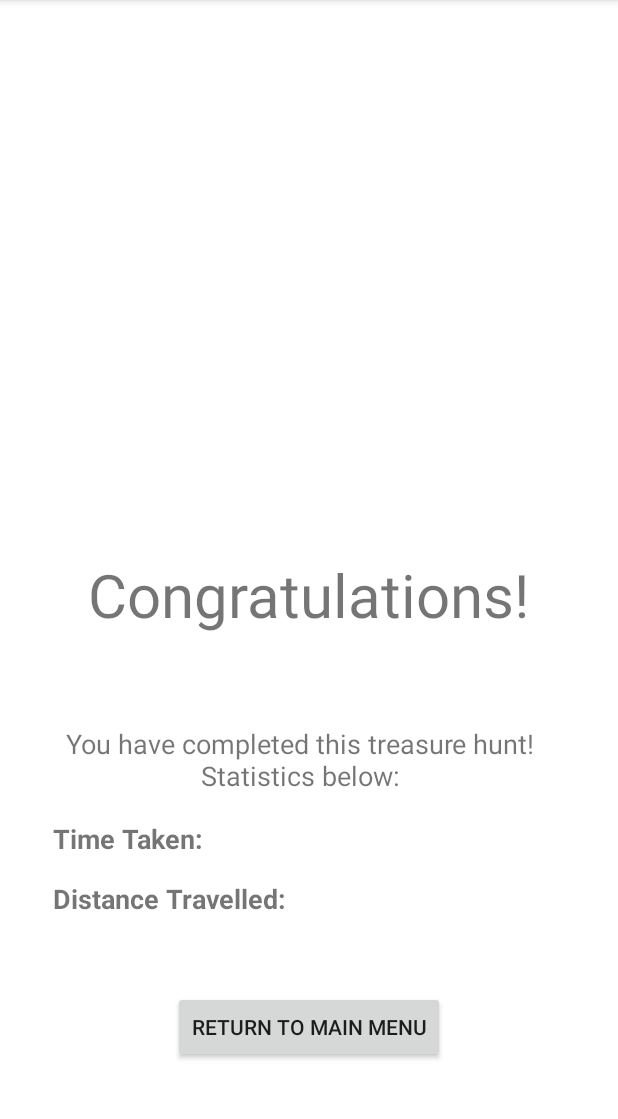
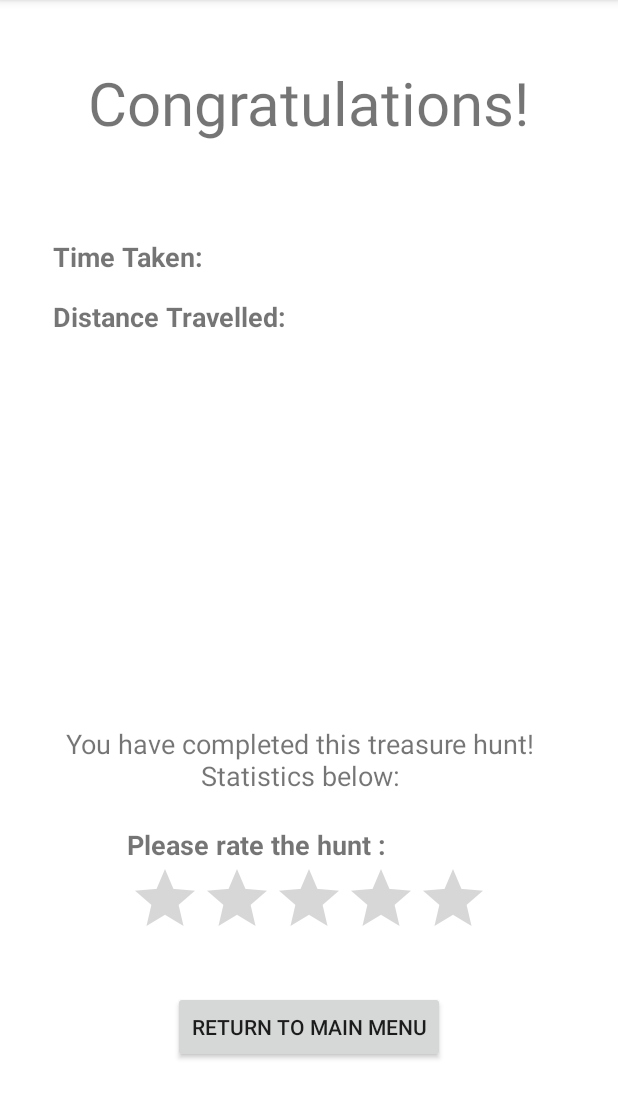
Before and after one commit to aidanbiggs/HuntGather, an Android app: the FinishFragment screen opened directly, with no data from a screen before it, on a phone screen of 412 x 824 dp, the part 84-1203 px from its top. Run offline under Robolectric (Android 15) with nearby library versions, the phone set to English and light mode, and no system bars.

Commit message:
Updated to include star ratings for treasure hunts. Now need to add hunt explorer to be able to search and join hunts based on rating

```diff
--- a/app/build.gradle
+++ b/app/build.gradle
@@ -7,6 +7,7 @@ android {
         applicationId "ccom.example.android.huntgather"
         minSdkVersion 16
         targetSdkVersion 26
+        multiDexEnabled true
         versionCode 1
         versionName "1.0"
         testInstrumentationRunner "android.support.test.runner.AndroidJUnitRunner"
@@ -32,4 +33,6 @@ dependencies {
     //Google play services
     compile 'com.google.android.gms:play-services:11.4.0'
     compile 'com.android.support:mediarouter-v7:26.1.0'
+
+    compile 'com.android.support:multidex:1.0.3'
 }
--- a/app/src/main/java/com/example/android/huntgather/JoinHuntMap.java
+++ b/app/src/main/java/com/example/android/huntgather/JoinHuntMap.java
@@ -145,7 +145,8 @@ public class JoinHuntMap extends AppCompatActivity implements OnMapReadyCallback
         } else {
             passedHuntCode= (String) savedInstanceState.getSerializable("userHuntCode");
         }
-
+        Log.v("passedHuntCode V" , passedHuntCode);
+        setPassedHuntCode(passedHuntCode);
         Log.v("Testing V" , allQs.toString());
 
         nav_view.setNavigationItemSelectedListener(new NavigationView.OnNavigationItemSelectedListener() {
@@ -158,16 +159,16 @@ public class JoinHuntMap extends AppCompatActivity implements OnMapReadyCallback
 
                 if(id == R.id.nav_item_create){
 
-                    Toast.makeText(JoinHuntMap.this, "Create Hunt Selected", Toast.LENGTH_SHORT).show();
+                    //Toast.makeText(JoinHuntMap.this, "Create Hunt Selected", Toast.LENGTH_SHORT).show();
                     mDrawerLayout.closeDrawers();
                     navBarFragment = new CreateHuntFragment();
                 }else if(id == R.id.nav_item_join){
-                    Toast.makeText(JoinHuntMap.this, "Join Hunt Selected", Toast.LENGTH_SHORT).show();
+                    //Toast.makeText(JoinHuntMap.this, "Join Hunt Selected", Toast.LENGTH_SHORT).show();
 
                 }else if(id == R.id.nav_item_friends) {
-                    Toast.makeText(JoinHuntMap.this, "Friends Selected", Toast.LENGTH_SHORT).show();
+                    //Toast.makeText(JoinHuntMap.this, "Friends Selected", Toast.LENGTH_SHORT).show();
                 }else if(id == R.id.nav_item_settings) {
-                    Toast.makeText(JoinHuntMap.this, "Settings Selected", Toast.LENGTH_SHORT).show();
+                    //Toast.makeText(JoinHuntMap.this, "Settings Selected", Toast.LENGTH_SHORT).show();
                 }
 
 
@@ -356,7 +357,18 @@ public class JoinHuntMap extends AppCompatActivity implements OnMapReadyCallback
     protected void onActivityResult(int requestCode, int resultCode, Intent data) {
         super.onActivityResult(requestCode, resultCode, data);
     }
+    public void setPassedHuntCode(String passedHuntCode){
 
+        Log.d("PassedHuntCode", "getPassedHuntCode: " + passedHuntCode);
+        this.passedHuntCode = passedHuntCode;
+    }
+
+
+    public String getPassedHuntCode(){
+
+        Log.d("PassedHuntCode", "getPassedHuntCode: " + passedHuntCode);
+        return passedHuntCode;
+    }
 
 
     public  class JSONTASK extends AsyncTask<String ,String,String> {
@@ -407,9 +419,9 @@ public class JoinHuntMap extends AppCompatActivity implements OnMapReadyCallback
                         allQs.add(jsonQ);
                         allAnswers.add(jsonAnswer);
                     }
-                    Log.d("This is AllHuntCodes", "Arr:" + allHuntCodes.toString());
-                    Log.d("This is q's", "Arr:" + allQs.toString());
-                    Log.d("This is a's", "Arr:" + allAnswers.toString());
+                   // Log.d("This is AllHuntCodes", "Arr:" + allHuntCodes.toString());
+                    //Log.d("This is q's", "Arr:" + allQs.toString());
+                    //Log.d("This is a's", "Arr:" + allAnswers.toString());
                     finalBufferedData.append(jsonLat + " AND " + jsonLng + " AND " + jsonId + " AND " + jsonHuntCode + "\n");
 
                 }
--- a/app/src/main/res/layout/finish_screen.xml
+++ b/app/src/main/res/layout/finish_screen.xml
@@ -9,9 +9,9 @@
         android:id="@+id/textView"
         android:layout_width="wrap_content"
         android:layout_height="wrap_content"
-        android:layout_above="@+id/returnMessage"
+        android:layout_alignParentTop="true"
         android:layout_centerHorizontal="true"
-        android:layout_marginBottom="60dp"
+        android:layout_marginTop="11dp"
         android:paddingTop="30dp"
         android:text="@string/congrats"
         android:textSize="40sp" />
@@ -90,4 +90,26 @@
         android:layout_marginBottom="59dp"
         android:text="@string/return_to_main_menu" />
 
+    <RatingBar
+        android:id="@+id/ratingBar"
+        android:layout_width="wrap_content"
+        android:layout_height="wrap_content"
+        android:layout_above="@+id/returnButton"
+        android:layout_centerHorizontal="true"
+        android:layout_marginBottom="28dp" />
+
+    <TextView
+        android:id="@+id/rateTextView"
+        android:layout_width="wrap_content"
+        android:layout_height="wrap_content"
+        android:layout_above="@+id/ratingBar"
+        android:layout_alignLeft="@+id/distanceTravelled"
+        android:layout_alignStart="@+id/distanceTravelled"
+        android:layout_toLeftOf="@+id/timeDifference"
+        android:layout_toStartOf="@+id/timeDifference"
+        android:gravity="center"
+        android:text="@string/pleaseRateString"
+        android:textSize="18sp"
+        android:textStyle="bold" />
+
 </RelativeLayout>
--- a/app/src/main/res/values/strings.xml
+++ b/app/src/main/res/values/strings.xml
@@ -45,4 +45,5 @@
     <string name="multiplayer_string">Multiplayer?</string>
     <string name="time_taken">Time Taken:</string>
     <string name="distance_travelled">Distance Travelled:</string>
+    <string name="pleaseRateString">Please rate the hunt :</string>
 </resources>
```
Also changed, not shown: app/src/main/java/com/example/android/huntgather/CreateHuntFragment.java (+4 -4 lines), app/src/main/java/com/example/android/huntgather/FinishFragment.java (+122 -10 lines), app/src/main/java/com/example/android/huntgather/MapActivity.java (+6 -6 lines), app/src/main/java/com/example/android/huntgather/MapAddMarkerActivity.java (+4 -4 lines), app/src/main/java/com/example/android/huntgather/ViewPlacedMarkers.java (+5 -5 lines).
